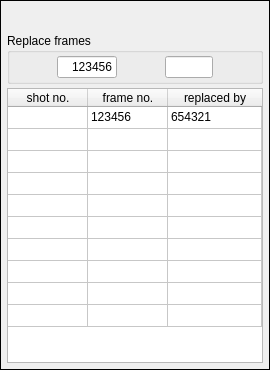
Qt form tools/video_editor/ui/ui_widget_replace.ui (JepEtau/mco) before a commit.
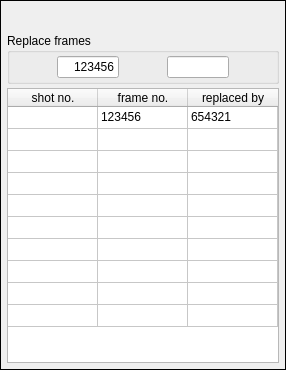
The same form after that commit. Icons and pictures are not drawn.

Patch:
```diff
--- a/tools/video_editor/ui/ui_widget_replace.ui
+++ b/tools/video_editor/ui/ui_widget_replace.ui
@@ -6,7 +6,7 @@
    <rect>
     <x>0</x>
     <y>0</y>
-    <width>270</width>
+    <width>286</width>
     <height>370</height>
    </rect>
   </property>
@@ -364,7 +364,7 @@
          <number>10</number>
         </property>
         <attribute name="horizontalHeaderDefaultSectionSize">
-         <number>80</number>
+         <number>90</number>
         </attribute>
         <attribute name="horizontalHeaderStretchLastSection">
          <bool>true</bool>
```
